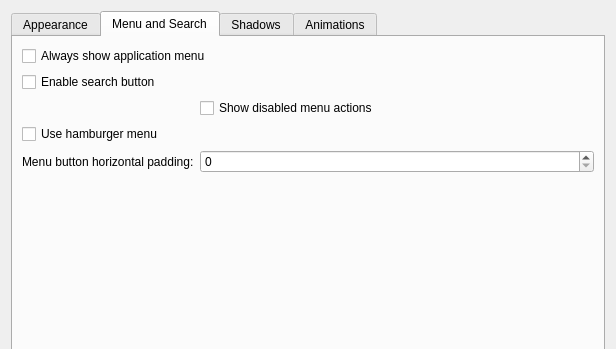
First picture: the form in src/kcm/config.ui, repository guiodic/material-decoration, before the edit; both pictures show x 0 to 616 and y 0 to 349 of the 616 by 749 pixel window.
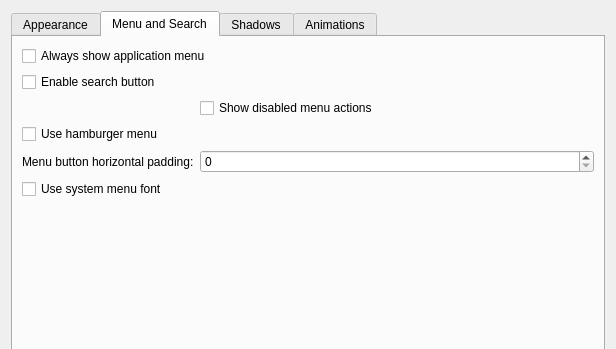
Second picture: the form after the edit. The open tabs and pages were chosen to show the change. Custom widgets are drawn as their Qt base class.

Commit message: Add an option (disabled by default) to use the system menu font for the LIM

Patch:
```diff
--- a/src/kcm/config.ui
+++ b/src/kcm/config.ui
@@ -149,6 +149,13 @@
        <item row="4" column="1">
         <widget class="QSpinBox" name="kcfg_MenuButtonHorzPadding"/>
        </item>
+       <item row="5" column="0" colspan="2">
+        <widget class="QCheckBox" name="kcfg_UseSystemMenuFont">
+         <property name="text">
+          <string>Use system menu font</string>
+         </property>
+        </widget>
+       </item>
       </layout>
      </widget>
      <widget class="QWidget" name="shadowsTab">
```
The commit also changes 1 other file.
